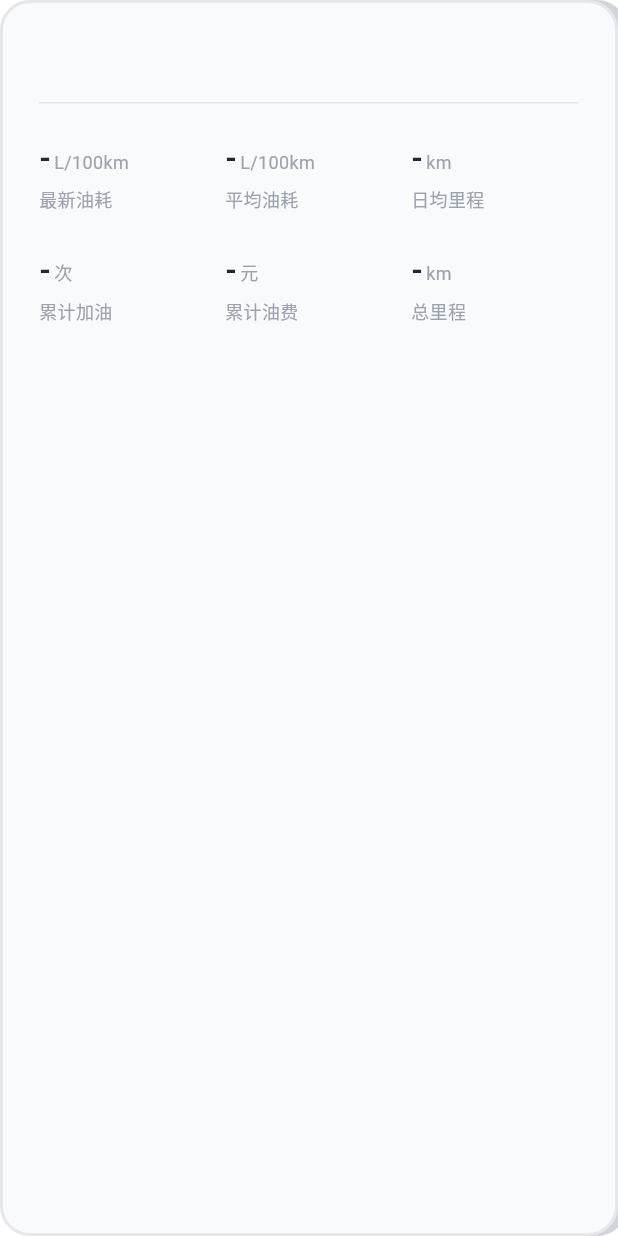
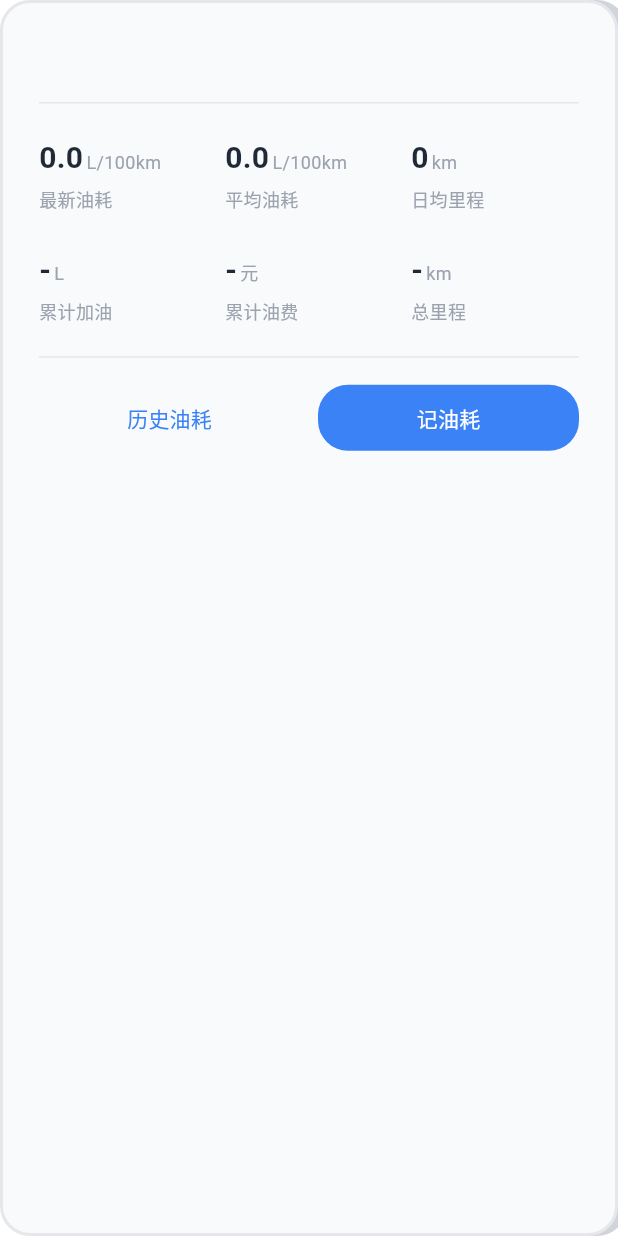
Before and after one commit to PassionZale/imh, a Flutter app: the CarCard widget shown alone on an empty page, opened directly with empty values, on a phone screen of 412 x 824 dp. Run offline on Flutter 3.47's test engine with Material 3 defaults, Android fonts, the phone set to English and light mode, and no system bars; our stand-ins replace image_picker, shared_preferences, sqflite, wakelock_plus; accounts and stored records are empty.

Commit message:
feat(fuel): 实现油耗记录管理和车辆卡片统计
- 新增油耗记录列表页和表单页，支持增删改查
- 新增 CarFuelStats 模型，计算 6 项油耗指标
- CarCard 显示真实油耗数据，新增"历史油耗"和"记油耗"按钮
- 移除 Car 模型的 mileage 字段，总里程由油耗记录计算
- 数据库迁移 version 1→2，删除 car 表 mileage 列

```diff
--- a/lib/database/models/car.dart
+++ b/lib/database/models/car.dart
@@ -5,7 +5,6 @@
   final String plateNumber;
   final String? color;
   final int? year;
-  final int mileage;
   final int createdAt;
   final int updatedAt;
 
@@ -16,7 +15,6 @@
     required this.plateNumber,
     this.color,
     this.year,
-    this.mileage = 0,
     int? createdAt,
     int? updatedAt,
   }) : createdAt = createdAt ?? DateTime.now().millisecondsSinceEpoch,
@@ -30,7 +28,6 @@
       'plate_number': plateNumber,
       'color': color,
       'year': year,
-      'mileage': mileage,
       'created_at': createdAt,
       'updated_at': updatedAt,
     };
@@ -44,7 +41,6 @@
       plateNumber: map['plate_number'] as String,
       color: map['color'] as String?,
       year: map['year'] as int?,
-      mileage: map['mileage'] as int,
       createdAt: map['created_at'] as int,
       updatedAt: map['updated_at'] as int,
     );
@@ -57,7 +53,6 @@
     String? plateNumber,
     String? color,
     int? year,
-    int? mileage,
     int? createdAt,
     int? updatedAt,
   }) {
@@ -68,7 +63,6 @@
       plateNumber: plateNumber ?? this.plateNumber,
       color: color ?? this.color,
       year: year ?? this.year,
-      mileage: mileage ?? this.mileage,
       createdAt: createdAt ?? this.createdAt,
       updatedAt: updatedAt ?? this.updatedAt,
     );
--- /dev/null
+++ b/lib/database/models/car_fuel_stats.dart
@@ -0,0 +1,85 @@
+import 'car_fuel_record.dart';
+
+class CarFuelStats {
+  final double? latestConsumption;
+  final double? averageConsumption;
+  final double? dailyMileage;
+  final double totalLiters;
+  final int totalCount;
+  final double totalCost;
+  final int totalMileage;
+
+  const CarFuelStats({
+    this.latestConsumption,
+    this.averageConsumption,
+    this.dailyMileage,
+    this.totalLiters = 0,
+    this.totalCount = 0,
+    this.totalCost = 0,
+    this.totalMileage = 0,
+  });
+
+  static CarFuelStats calculate(List<CarFuelRecord> records) {
+    if (records.isEmpty) {
+      return const CarFuelStats();
+    }
+
+    final totalCount = records.length;
+    final totalLiters = records.fold<double>(0, (sum, r) => sum + r.liters);
+    final totalCost = records.fold<double>(0, (sum, r) => sum + r.totalCost);
+
+    // Total mileage: highest mileage from records
+    final totalMileage =
+        records.map((r) => r.mileage).reduce((a, b) => a > b ? a : b);
+
+    if (totalCount < 2) {
+      return CarFuelStats(
+        totalLiters: totalLiters,
+        totalCount: totalCount,
+        totalCost: totalCost,
+        totalMileage: totalMileage,
+      );
+    }
+
+    // Sort by mileage ASC for calculations
+    final sorted = List<CarFuelRecord>.from(records)
+      ..sort((a, b) => a.mileage.compareTo(b.mileage));
+
+    // Latest consumption: use the two records with highest mileage
+    final latest = sorted[sorted.length - 1];
+    final previous = sorted[sorted.length - 2];
+    final distanceDiff = latest.mileage - previous.mileage;
+    final latestConsumption =
+        distanceDiff > 0 ? (latest.liters / distanceDiff) * 100 : null;
+
+    // Average consumption
+    final firstMileage = sorted.first.mileage;
+    final lastMileage = sorted.last.mileage;
+    final totalDistance = lastMileage - firstMileage;
+    final averageConsumption =
+        totalDistance > 0 ? (totalLiters / totalDistance) * 100 : null;
+
+    // Daily mileage
+    final dates = records.map((r) => r.date).toList()..sort();
+    final firstDate = DateTime.parse(dates.first);
+    final lastDate = DateTime.parse(dates.last);
+    final daysDiff = lastDate.difference(firstDate).inDays;
+    final dailyMileage = daysDiff > 0
+        ? (lastMileage - firstMileage) / daysDiff
+        : null;
+
+    return CarFuelStats(
+      latestConsumption: latestConsumption,
+      averageConsumption: averageConsumption,
+      dailyMileage: dailyMileage,
+      totalLiters: totalLiters,
+      totalCount: totalCount,
+      totalCost: totalCost,
+      totalMileage: totalMileage,
+    );
+  }
+
+  String formatValue(double? value) {
+    return value != null ? value.toStringAsFixed(1) : '-';
+  }
+}
--- a/lib/pages/tabs/home/car_card.dart
+++ b/lib/pages/tabs/home/car_card.dart
@@ -2,20 +2,32 @@
 import '../../../theme/app_colors.dart';
 import '../../../theme/app_theme.dart';
 import '../../../database/models/car.dart';
+import '../../../database/models/car_fuel_stats.dart';
+import '../../home/fuel/fuel_record_list_page.dart';
+import '../../home/fuel/fuel_record_form_page.dart';
 
 class CarCard extends StatelessWidget {
   final Car car;
+  final CarFuelStats stats;
+  final VoidCallback? onDataChanged;
 
-  const CarCard({super.key, required this.car});
+  const CarCard({
+    super.key,
+    required this.car,
+    required this.stats,
+    this.onDataChanged,
+  });
 
-  static const _gridItems = <(String, String, String)>[
-    ('-', 'L/100km', '最新油耗'),
-    ('-', 'L/100km', '平均油耗'),
-    ('-', 'km', '日均里程'),
-    ('-', '次', '累计加油'),
-    ('-', '元', '累计油费'),
-    ('-', 'km', '总里程'),
-  ];
+  List<({String value, String unit, String title})> get _gridItems {
+    return [
+      (value: stats.formatValue(stats.latestConsumption), unit: 'L/100km', title: '最新油耗'),
+      (value: stats.formatValue(stats.averageConsumption), unit: 'L/100km', title: '平均油耗'),
+      (value: stats.dailyMileage != null ? stats.dailyMileage!.toStringAsFixed(0) : '-', unit: 'km', title: '日均里程'),
+      (value: stats.totalLiters > 0 ? stats.totalLiters.toStringAsFixed(1) : '-', unit: 'L', title: '累计加油'),
+      (value: stats.totalCost > 0 ? stats.totalCost.toStringAsFixed(0) : '-', unit: '元', title: '累计油费'),
+      (value: stats.totalMileage > 0 ? '${stats.totalMileage}' : '-', unit: 'km', title: '总里程'),
+    ];
+  }
 
   @override
   Widget build(BuildContext context) {
@@ -44,10 +56,13 @@
             crossAxisSpacing: 12,
             childAspectRatio: 1.8,
             children: _gridItems.map((item) {
-              final (value, unit, title) = item;
-              return _buildGridCell(value, unit, title);
+              return _buildGridCell(item.value, item.unit, item.title);
             }).toList(),
           ),
+          const SizedBox(height: 16),
+          const Divider(height: 1, color: AppColors.borderDefault),
+          const SizedBox(height: 16),
+          _buildActionButtons(context),
         ],
       ),
     );
@@ -94,4 +109,55 @@
       ],
     );
   }
+
+  Widget _buildActionButtons(BuildContext context) {
+    return Row(
+      children: [
+        Expanded(
+          child: TextButton(
+            onPressed: () async {
+              await Navigator.of(context).push(
+                MaterialPageRoute(
+                  builder: (_) => FuelRecordListPage(car: car),
+                ),
+              );
+              onDataChanged?.call();
+            },
+            style: TextButton.styleFrom(
+              padding: const EdgeInsets.symmetric(vertical: 12),
+              shape: RoundedRectangleBorder(
+                borderRadius: BorderRadius.circular(AppTheme.radiusMd),
+              ),
+            ),
+            child: const Text('历史油耗'),
+          ),
+        ),
+        const SizedBox(width: 12),
+        Expanded(
+          child: ElevatedButton(
+            onPressed: () async {
+              final result = await Navigator.of(context).push<bool>(
+                MaterialPageRoute(
+                  builder: (_) => FuelRecordFormPage(carId: car.id!),
+                ),
+              );
+              if (result == true) {
+                onDataChanged?.call();
+              }
+            },
+            style: ElevatedButton.styleFrom(
+              backgroundColor: AppColors.secondary,
+              foregroundColor: Colors.white,
+              padding: const EdgeInsets.symmetric(vertical: 12),
+              shape: RoundedRectangleBorder(
+                borderRadius: BorderRadius.circular(AppTheme.radiusMd),
+              ),
+              elevation: 0,
+            ),
+            child: const Text('记油耗'),
+          ),
+        ),
+      ],
+    );
+  }
 }
--- a/lib/repositories/car_repository.dart
+++ b/lib/repositories/car_repository.dart
@@ -10,7 +10,6 @@
       'plate_number': car.plateNumber,
       'color': car.color,
       'year': car.year,
-      'mileage': car.mileage,
       'created_at': car.createdAt,
       'updated_at': car.updatedAt,
     });
@@ -49,7 +48,6 @@
         'plate_number': car.plateNumber,
         'color': car.color,
         'year': car.year,
-        'mileage': car.mileage,
         'updated_at': now,
       },
       where: 'id = ?',
```
Also changed, not shown: lib/database/database_helper.dart (+8 -2 lines), lib/pages/home/fuel/fuel_record_form_page.dart (added, +226 -0 lines), lib/pages/home/fuel/fuel_record_list_page.dart (added, +126 -0 lines), lib/pages/settings/car/car_form_page.dart (+0 -15 lines), lib/pages/tabs/home_page.dart (+21 -2 lines), lib/repositories/car_fuel_record_repository.dart (+25 -0 lines).
